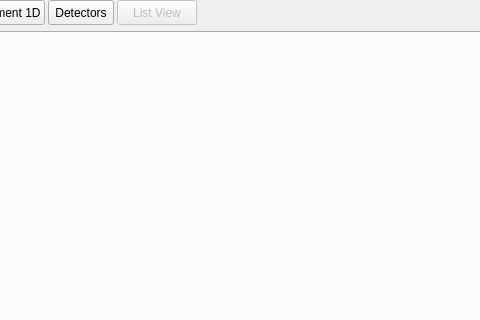
The window that gui/form_system_settings.ui (usnistgov/qpx-gamma) describes before a commit, drawn with Qt 5; both pictures show x 215 to 695 and y 0 to 320 of the 1476 by 677 pixel window.
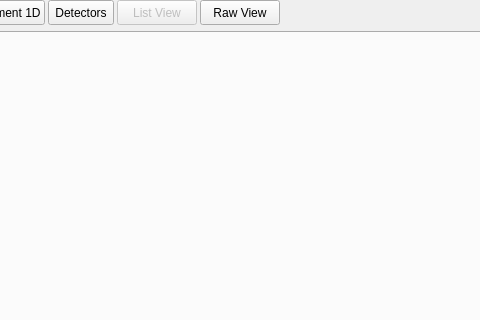
The same window after the commit. Icons and pictures are not drawn.

The edit to the form file:
```diff
--- a/gui/form_system_settings.ui
+++ b/gui/form_system_settings.ui
@@ -179,6 +179,28 @@
        </property>
       </widget>
      </item>
+     <item>
+      <widget class="QPushButton" name="pushOpenRawView">
+       <property name="enabled">
+        <bool>true</bool>
+       </property>
+       <property name="minimumSize">
+        <size>
+         <width>0</width>
+         <height>25</height>
+        </size>
+       </property>
+       <property name="maximumSize">
+        <size>
+         <width>16777215</width>
+         <height>25</height>
+        </size>
+       </property>
+       <property name="text">
+        <string>Raw View</string>
+       </property>
+      </widget>
+     </item>
      <item>
       <widget class="QLabel" name="label">
        <property name="sizePolicy">
```
